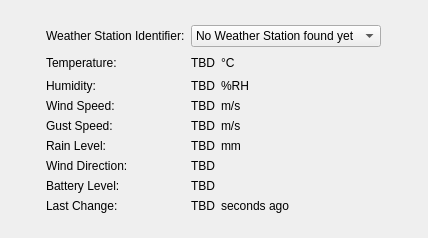
Tinkerforge/brickv, file src/brickv/plugin_system/plugins/outdoor_weather/ui/outdoor_weather.ui: the form before one commit.
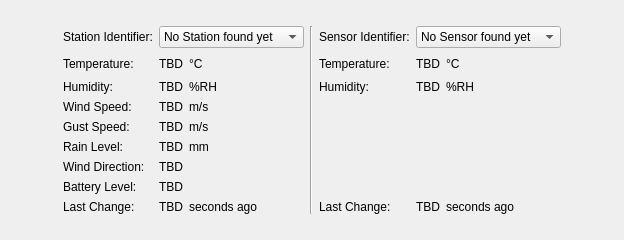
The form after the commit.

Commit message: Add support for simultaneous station/sensor usage

```diff
--- a/src/brickv/plugin_system/plugins/outdoor_weather/ui/outdoor_weather.ui
+++ b/src/brickv/plugin_system/plugins/outdoor_weather/ui/outdoor_weather.ui
@@ -6,8 +6,8 @@
    <rect>
     <x>0</x>
     <y>0</y>
-    <width>428</width>
-    <height>238</height>
+    <width>624</width>
+    <height>240</height>
    </rect>
   </property>
   <property name="windowTitle">
@@ -28,126 +28,52 @@
     </spacer>
    </item>
    <item>
+    <layout class="QHBoxLayout" name="horizontalLayout">
+     <item>
+      <spacer name="horizontalSpacer_2">
+       <property name="orientation">
+        <enum>Qt::Horizontal</enum>
+       </property>
+       <property name="sizeHint" stdset="0">
+        <size>
+         <width>40</width>
+         <height>20</height>
+        </size>
+       </property>
+      </spacer>
+     </item>
+     <item>
     <layout class="QGridLayout" name="gridLayout">
-     <item row="0" column="1">
-      <widget class="QLabel" name="label">
-       <property name="text">
-        <string>Weather Station Identifier:</string>
-       </property>
-      </widget>
-     </item>
-     <item row="2" column="1">
-      <widget class="QLabel" name="label_3">
-       <property name="text">
-        <string>Humidity:</string>
-       </property>
-      </widget>
-     </item>
-     <item row="1" column="1">
-      <widget class="QLabel" name="label_2">
-       <property name="text">
-        <string>Temperature:</string>
-       </property>
-      </widget>
-     </item>
-     <item row="1" column="4">
-      <spacer name="horizontalSpacer">
-       <property name="orientation">
-        <enum>Qt::Horizontal</enum>
-       </property>
-       <property name="sizeHint" stdset="0">
-        <size>
-         <width>40</width>
-         <height>20</height>
-        </size>
-       </property>
-      </spacer>
-     </item>
-     <item row="4" column="2">
-      <widget class="QLabel" name="label_gust_speed">
-       <property name="text">
-        <string>TBD</string>
-       </property>
-      </widget>
-     </item>
-     <item row="5" column="2">
-      <widget class="QLabel" name="label_rain_level">
-       <property name="text">
-        <string>TBD</string>
-       </property>
-      </widget>
-     </item>
-     <item row="1" column="2">
-      <widget class="QLabel" name="label_temperature">
-       <property name="text">
-        <string>TBD</string>
-       </property>
-      </widget>
-     </item>
      <item row="2" column="2">
-      <widget class="QLabel" name="label_humidity">
+        <widget class="QLabel" name="label_18">
        <property name="text">
-        <string>TBD</string>
+          <string>°C</string>
        </property>
       </widget>
      </item>
-     <item row="3" column="2">
-      <widget class="QLabel" name="label_wind_speed">
+       <item row="4" column="2">
+        <widget class="QLabel" name="label_20">
        <property name="text">
-        <string>TBD</string>
+          <string>m/s</string>
        </property>
       </widget>
      </item>
-     <item row="1" column="0">
-      <spacer name="horizontalSpacer_2">
-       <property name="orientation">
-        <enum>Qt::Horizontal</enum>
-       </property>
-       <property name="sizeHint" stdset="0">
-        <size>
-         <width>40</width>
-         <height>20</height>
-        </size>
-       </property>
-      </spacer>
-     </item>
-     <item row="6" column="2">
-      <widget class="QLabel" name="label_wind_direction">
-       <property name="text">
-        <string>TBD</string>
-       </property>
-      </widget>
-     </item>
-     <item row="7" column="2">
-      <widget class="QLabel" name="label_battery_level">
-       <property name="text">
-        <string>TBD</string>
-       </property>
-      </widget>
-     </item>
-     <item row="8" column="2">
-      <widget class="QLabel" name="label_last_change">
-       <property name="text">
-        <string>TBD</string>
-       </property>
-      </widget>
-     </item>
-     <item row="7" column="1">
+       <item row="8" column="0">
       <widget class="QLabel" name="label_8">
        <property name="text">
         <string>Battery Level:</string>
        </property>
       </widget>
      </item>
-     <item row="8" column="1">
+       <item row="9" column="0">
       <widget class="QLabel" name="label_9">
        <property name="text">
         <string>Last Change:</string>
        </property>
       </widget>
      </item>
-     <item row="0" column="2" colspan="3">
-      <widget class="QComboBox" name="combo_identifier">
+       <item row="1" column="1" colspan="3">
+        <widget class="QComboBox" name="combo_identifier_station">
        <property name="maximumSize">
         <size>
          <width>250</width>
@@ -156,96 +82,273 @@
        </property>
        <item>
         <property name="text">
-         <string>No Weather Station found yet</string>
+           <string>No Station found yet</string>
         </property>
        </item>
       </widget>
      </item>
-     <item row="5" column="1">
+       <item row="6" column="0">
       <widget class="QLabel" name="label_6">
        <property name="text">
         <string>Rain Level:</string>
        </property>
       </widget>
      </item>
-     <item row="6" column="1">
+       <item row="7" column="0">
       <widget class="QLabel" name="label_7">
        <property name="text">
         <string>Wind Direction:</string>
        </property>
       </widget>
      </item>
+       <item row="8" column="1">
+        <widget class="QLabel" name="label_battery_level_station">
+         <property name="text">
+          <string>TBD</string>
+         </property>
+        </widget>
+       </item>
+       <item row="9" column="1">
+        <widget class="QLabel" name="label_last_change_station">
+         <property name="text">
+          <string>TBD</string>
+         </property>
+        </widget>
+       </item>
      <item row="4" column="1">
+        <widget class="QLabel" name="label_wind_speed_station">
+         <property name="text">
+          <string>TBD</string>
+         </property>
+        </widget>
+       </item>
+       <item row="7" column="1">
+        <widget class="QLabel" name="label_wind_direction_station">
+         <property name="text">
+          <string>TBD</string>
+         </property>
+        </widget>
+       </item>
+       <item row="5" column="1">
+        <widget class="QLabel" name="label_gust_speed_station">
+         <property name="text">
+          <string>TBD</string>
+         </property>
+        </widget>
+       </item>
+       <item row="6" column="1">
+        <widget class="QLabel" name="label_rain_level_station">
+         <property name="text">
+          <string>TBD</string>
+         </property>
+        </widget>
+       </item>
+       <item row="1" column="0">
+        <widget class="QLabel" name="label">
+         <property name="text">
+          <string>Station Identifier:</string>
+         </property>
+        </widget>
+       </item>
+       <item row="6" column="2">
+        <widget class="QLabel" name="label_22">
+         <property name="text">
+          <string>mm</string>
+         </property>
+        </widget>
+       </item>
+       <item row="3" column="2">
+        <widget class="QLabel" name="label_19">
+         <property name="text">
+          <string>%RH</string>
+         </property>
+        </widget>
+       </item>
+       <item row="8" column="2">
+        <widget class="QLabel" name="label_24">
+         <property name="text">
+          <string/>
+         </property>
+        </widget>
+       </item>
+       <item row="9" column="2">
+        <widget class="QLabel" name="label_25">
+         <property name="text">
+          <string>seconds ago</string>
+         </property>
+        </widget>
+       </item>
+       <item row="5" column="2">
+        <widget class="QLabel" name="label_21">
+         <property name="text">
+          <string>m/s</string>
+         </property>
+        </widget>
+       </item>
+       <item row="2" column="1">
+        <widget class="QLabel" name="label_temperature_station">
+         <property name="text">
+          <string>TBD</string>
+         </property>
+        </widget>
+       </item>
+       <item row="3" column="1">
+        <widget class="QLabel" name="label_humidity_station">
+         <property name="text">
+          <string>TBD</string>
+         </property>
+        </widget>
+       </item>
+       <item row="5" column="0">
       <widget class="QLabel" name="label_5">
        <property name="text">
         <string>Gust Speed:</string>
        </property>
       </widget>
      </item>
-     <item row="3" column="1">
+       <item row="4" column="0">
       <widget class="QLabel" name="label_4">
        <property name="text">
         <string>Wind Speed:</string>
        </property>
       </widget>
      </item>
-     <item row="6" column="3">
+       <item row="7" column="2">
       <widget class="QLabel" name="label_23">
        <property name="text">
         <string/>
        </property>
       </widget>
      </item>
-     <item row="7" column="3">
-      <widget class="QLabel" name="label_24">
+       <item row="3" column="0">
+        <widget class="QLabel" name="label_3">
        <property name="text">
-        <string/>
+          <string>Humidity:</string>
        </property>
       </widget>
      </item>
-     <item row="8" column="3">
-      <widget class="QLabel" name="label_25">
+       <item row="2" column="0">
+        <widget class="QLabel" name="label_2">
+         <property name="text">
+          <string>Temperature:</string>
+         </property>
+        </widget>
+       </item>
+       <item row="3" column="7">
+        <widget class="QLabel" name="label_14">
+         <property name="text">
+          <string>%RH</string>
+         </property>
+        </widget>
+       </item>
+       <item row="3" column="5">
+        <widget class="QLabel" name="label_12">
+         <property name="text">
+          <string>Humidity:</string>
+         </property>
+        </widget>
+       </item>
+       <item row="1" column="6" colspan="3">
+        <widget class="QComboBox" name="combo_identifier_sensor">
+         <item>
+          <property name="text">
+           <string>No Sensor found yet</string>
+          </property>
+         </item>
+        </widget>
+       </item>
+       <item row="2" column="5">
+        <widget class="QLabel" name="label_11">
+         <property name="text">
+          <string>Temperature:</string>
+         </property>
+        </widget>
+       </item>
+       <item row="9" column="6">
+        <widget class="QLabel" name="label_last_change_sensor">
+         <property name="text">
+          <string>TBD</string>
+         </property>
+        </widget>
+       </item>
+       <item row="2" column="7">
+        <widget class="QLabel" name="label_15">
+         <property name="text">
+          <string>°C</string>
+         </property>
+        </widget>
+       </item>
+       <item row="2" column="6">
+        <widget class="QLabel" name="label_temperature_sensor">
+         <property name="text">
+          <string>TBD</string>
+         </property>
+        </widget>
+       </item>
+       <item row="9" column="7">
+        <widget class="QLabel" name="label_16">
        <property name="text">
         <string>seconds ago</string>
        </property>
       </widget>
      </item>
-     <item row="4" column="3">
-      <widget class="QLabel" name="label_21">
-       <property name="text">
-        <string>m/s</string>
-       </property>
-      </widget>
-     </item>
-     <item row="5" column="3">
-      <widget class="QLabel" name="label_22">
-       <property name="text">
-        <string>mm</string>
-       </property>
-      </widget>
-     </item>
      <item row="2" column="3">
-      <widget class="QLabel" name="label_19">
-       <property name="text">
-        <string>%RH</string>
-       </property>
-      </widget>
-     </item>
-     <item row="1" column="3">
-      <widget class="QLabel" name="label_18">
+        <spacer name="horizontalSpacer">
+         <property name="orientation">
+          <enum>Qt::Horizontal</enum>
+         </property>
+         <property name="sizeHint" stdset="0">
+          <size>
+           <width>40</width>
+           <height>20</height>
+          </size>
+         </property>
+        </spacer>
+       </item>
+       <item row="3" column="6">
+        <widget class="QLabel" name="label_humidity_sensor">
        <property name="text">
-        <string>°C</string>
+          <string>TBD</string>
        </property>
       </widget>
      </item>
-     <item row="3" column="3">
-      <widget class="QLabel" name="label_20">
-       <property name="text">
-        <string>m/s</string>
-       </property>
-      </widget>
+       <item row="2" column="8">
+        <spacer name="horizontalSpacer_4">
+         <property name="orientation">
+          <enum>Qt::Horizontal</enum>
+         </property>
+         <property name="sizeHint" stdset="0">
+          <size>
+           <width>40</width>
+           <height>20</height>
+          </size>
+         </property>
+        </spacer>
      </item>
      <item row="1" column="5">
+        <widget class="QLabel" name="label_10">
+         <property name="text">
+          <string>Sensor Identifier:</string>
+         </property>
+        </widget>
+       </item>
+       <item row="9" column="5">
+        <widget class="QLabel" name="label_13">
+         <property name="text">
+          <string>Last Change:</string>
+         </property>
+        </widget>
+       </item>
+       <item row="1" column="4" rowspan="9">
+        <widget class="Line" name="line">
+         <property name="orientation">
+          <enum>Qt::Vertical</enum>
+         </property>
+        </widget>
+       </item>
+      </layout>
+     </item>
+     <item>
       <spacer name="horizontalSpacer_3">
        <property name="orientation">
         <enum>Qt::Horizontal</enum>
```
Lines whose indentation alone changed are shown as unchanged. The commit also changes 1 other file.
